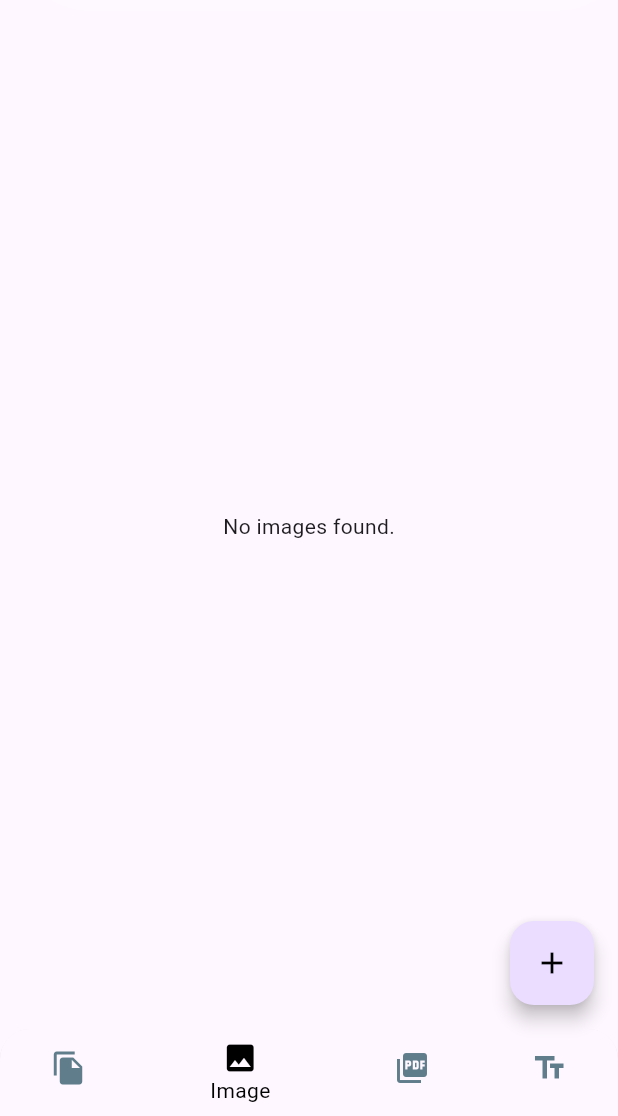
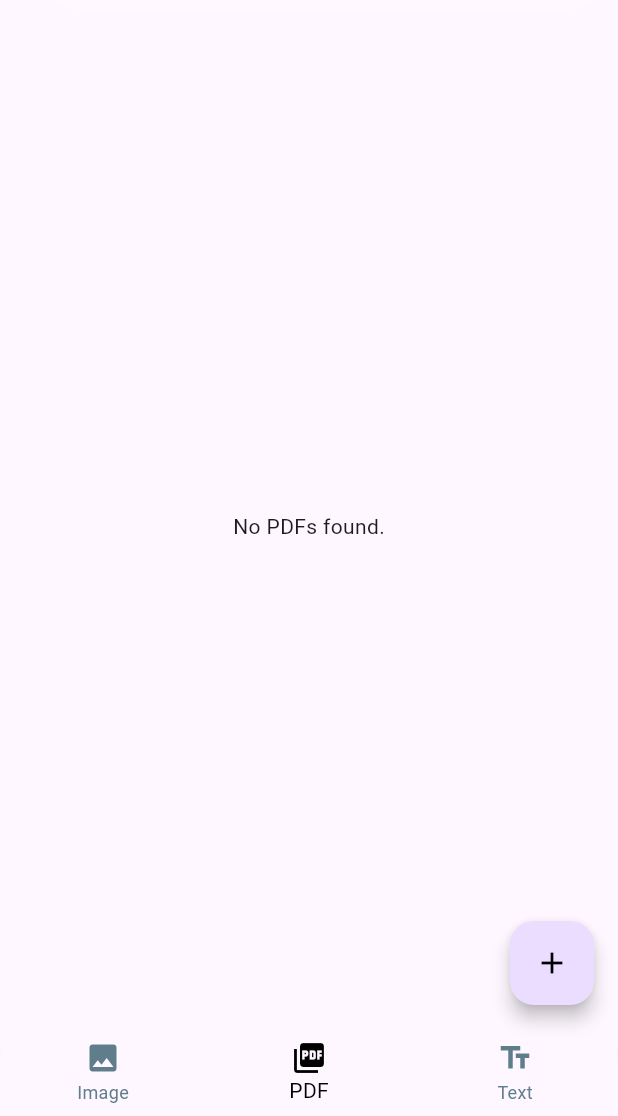
Before and after one commit to Kashannn/Duseca_Software, a Flutter app: the Home screen opened by its route, item 2 of the bottom bar chosen, on a phone screen of 412 x 824 dp, the part 120-1236 px from its top. Run offline on Flutter 3.47's test engine with Material 3 defaults, Android fonts, the light colour scheme and no system bars; our stand-ins replace another_flushbar, cloud_firestore, file_picker, firebase_auth, firebase_core, firebase_storage and 5 more; missing offline and left inert: dart:ffi; accounts and stored records are empty.

Commit message:
all files are uploading and showing in different screen

```diff
--- a/lib/Resources/Components/custom_bottom_navigationbar.dart
+++ b/lib/Resources/Components/custom_bottom_navigationbar.dart
@@ -16,14 +16,9 @@ class CustomBottomNavigationBar extends StatelessWidget {
         topRight: Radius.circular(20.0),
       ),
       child: BottomNavigationBar(
-        backgroundColor: kColorBlack,
         selectedItemColor: Colors.black, // Color of the selected item
         unselectedItemColor: Colors.blueGrey, // Color of unselected items
         items: const <BottomNavigationBarItem>[
-          BottomNavigationBarItem(
-            icon: Icon(Icons.file_copy),
-            label: 'File',
-          ),
           BottomNavigationBarItem(
             icon: Icon(Icons.image),
             label: 'Image',
--- a/lib/views/dashboard_screen.dart
+++ b/lib/views/dashboard_screen.dart
@@ -8,9 +8,11 @@ import 'package:flutter/material.dart';
 import 'package:provider/provider.dart';
 
 import '../Resources/Components/custom_bottom_navigationbar.dart';
+import '../Resources/Components/floating_action_button.dart';
+import '../Resources/Components/search_bar.dart';
 import '../Resources/Components/text_input_dialog.dart';
 import '../viewmodels/activity_view_model.dart';
-import 'file_screen.dart';
+
 import 'image_screen.dart';
 
 class Home extends StatefulWidget {
@@ -19,14 +21,12 @@ class Home extends StatefulWidget {
 }
 
 class _HomeState extends State<Home> {
-
   int _selectedIndex = 0;
 
   static final List<Widget> _widgetOptions = <Widget>[
-    FileScreen(),
-    ImageScreen(key: ImageScreen.globalKey), // Use the global key here
-    PdfScreen(key: PdfScreen.globalKey), // Use the global key here
-    NoteScreen(key: NoteScreen.globalKey), // Use the global key here
+    ImageScreen(key: ImageScreen.globalKey),
+    PdfScreen(key: PdfScreen.globalKey),
+    NoteScreen(key: NoteScreen.globalKey),
   ];
 
   void _onItemTapped(int index) {
@@ -41,7 +41,7 @@ class _HomeState extends State<Home> {
       child: Scaffold(
         body: Column(
           children: [
-            _buildSearchBar(),
+            customSearchBar(),
             Expanded(
               child: IndexedStack(
                 index: _selectedIndex,
@@ -54,54 +54,13 @@ class _HomeState extends State<Home> {
           selectedIndex: _selectedIndex,
           onItemTapped: _onItemTapped,
         ),
-        floatingActionButton: _buildFloatingActionButton(),
+        floatingActionButton:
+            CustomFloatingActionButton(onPressed: showBottomSheet),
       ),
     );
   }
 
-  Widget _buildSearchBar() {
-    return Container(
-      margin: EdgeInsets.all(16.0),
-      padding: EdgeInsets.symmetric(horizontal: 16.0, vertical: 8.0),
-      decoration: BoxDecoration(
-        color: Colors.black12,
-        borderRadius: BorderRadius.circular(30.0),
-        boxShadow: [
-          BoxShadow(
-            color: Colors.white.withOpacity(0.5),
-            blurRadius: 10.0,
-            offset: Offset(10, 0),
-          ),
-        ],
-      ),
-      child: Row(
-        children: [
-          Expanded(
-            child: TextField(
-              decoration: InputDecoration(
-                hintText: 'Search...',
-                border: InputBorder.none,
-                hintStyle: TextStyle(color: Colors.black54),
-              ),
-              style: TextStyle(color: Colors.black87),
-            ),
-          ),
-        ],
-      ),
-    );
-  }
-
-  Widget _buildFloatingActionButton() {
-    return FloatingActionButton(
-      elevation: 5.0,
-      clipBehavior: Clip.antiAlias,
-      foregroundColor: Colors.black,
-      onPressed: _showBottomSheet,
-      child: Icon(Icons.add),
-    );
-  }
-
-  void _showBottomSheet() {
+  void showBottomSheet() {
     showModalBottomSheet(
       context: context,
       shape: RoundedRectangleBorder(
@@ -133,7 +92,8 @@ class _HomeState extends State<Home> {
   }
 
   Widget _buildDialogOption(IconData icon, String label) {
-    ActivityViewModel activityViewModel = Provider.of<ActivityViewModel>(context, listen: false);
+    ActivityViewModel activityViewModel =
+        Provider.of<ActivityViewModel>(context, listen: false);
     FirebaseAuth auth = FirebaseAuth.instance;
     User? user = auth.currentUser;
     String userId = user?.uid ?? "defaultUserId";
@@ -142,7 +102,8 @@ class _HomeState extends State<Home> {
       onTap: () async {
         Navigator.of(context).pop();
         if (label == "Image") {
-          FilePickerResult? result = await FilePicker.platform.pickFiles(type: FileType.image);
+          FilePickerResult? result =
+              await FilePicker.platform.pickFiles(type: FileType.image);
           if (result != null) {
             File imageFile = File(result.files.single.path!);
             showDialog(
@@ -156,7 +117,6 @@ class _HomeState extends State<Home> {
                       onPressed: () {
                         Navigator.of(context).pop();
                         activityViewModel.uploadImage(imageFile, userId).then((_) {
-                          // Refresh image screen
                           ImageScreen.globalKey.currentState?.refreshImages();
                         });
                       },
@@ -205,7 +165,6 @@ class _HomeState extends State<Home> {
                       onPressed: () {
                         Navigator.of(context).pop();
                         activityViewModel.uploadPdf(pdfFile, userId).then((_) {
-                          // Refresh PDF screen
                           PdfScreen.globalKey.currentState?.refreshPdfs();
                         });
                       },
--- a/lib/views/pdf_screen.dart
+++ b/lib/views/pdf_screen.dart
@@ -5,7 +5,6 @@ import '../services/firebase_services.dart';
 class PdfScreen extends StatefulWidget {
   const PdfScreen({super.key});
 
-  // Add a key to identify this widget
   static final GlobalKey<_PdfScreenState> globalKey = GlobalKey<_PdfScreenState>();
 
   @override
```
Also changed, not shown: lib/Resources/Components/loading_dialog.dart (added, +29 -0 lines), lib/views/file_screen.dart (deleted, +0 -18 lines), lib/Resources/Components/bottom_sheet_dialog.dart (added), lib/Resources/Components/floating_action_button.dart (line endings or trailing spaces).
